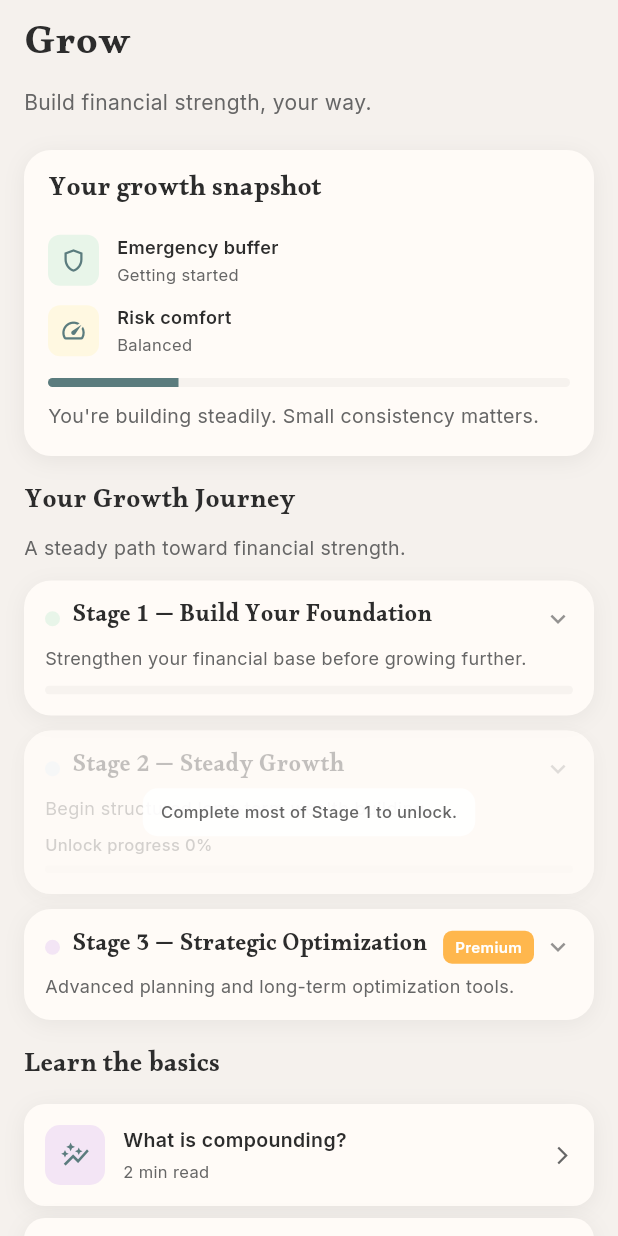
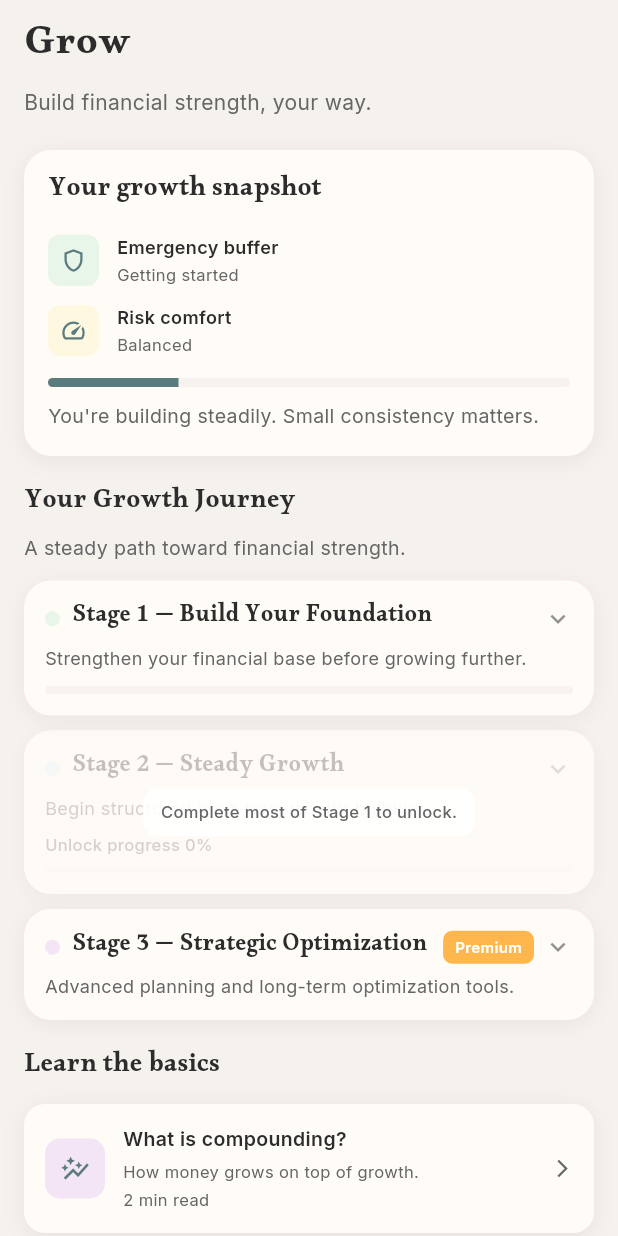
Before and after one commit to thisisouvik/PocketNest, a Flutter app: the GrowTab screen opened directly with empty values, on a phone screen of 412 x 824 dp. Run offline on Flutter 3.47's test engine with Material 3 defaults, Android fonts, the phone set to English and light mode, and no system bars; our stand-ins replace flutter_bloc, flutter_dotenv, flutter_svg, font_awesome_flutter, google_sign_in, sign_in_with_apple and 1 more; accounts and stored records are empty.

Commit message:
feat: Add descriptions to Learning Bite Cards for enhanced user understanding

```diff
--- a/lib/features/grow/screens/grow_screen.dart
+++ b/lib/features/grow/screens/grow_screen.dart
@@ -717,18 +717,21 @@ class _GrowTabState extends State<GrowTab> with TickerProviderStateMixin {
               const SizedBox(height: 10),
               _LearningBiteCard(
                 title: 'What is compounding?',
+                description: 'How money grows on top of growth.',
                 duration: '2 min read',
                 icon: Icons.auto_graph,
               ),
               const SizedBox(height: 8),
               _LearningBiteCard(
                 title: 'Why diversification protects you',
+                description: 'Spread risk so one dip matters less.',
                 duration: '3 min read',
                 icon: Icons.pie_chart_outline,
               ),
               const SizedBox(height: 8),
               _LearningBiteCard(
                 title: 'How risk changes with time',
+                description: 'Short vs long horizons feel different.',
                 duration: '2 min read',
                 icon: Icons.timeline,
               ),
@@ -907,11 +910,13 @@ class _GrowthSnapshotCard extends StatelessWidget {
 class _LearningBiteCard extends StatelessWidget {
   const _LearningBiteCard({
     required this.title,
+    required this.description,
     required this.duration,
     required this.icon,
   });
 
   final String title;
+  final String description;
   final String duration;
   final IconData icon;
 
@@ -961,6 +966,19 @@ class _LearningBiteCard extends StatelessWidget {
                       fontSize: 13,
                       fontWeight: FontWeight.w600,
                       color: AppTheme.textPrimary,
+                    ),
+                  ),
+                  const SizedBox(height: 4),
+                  Text(
+                    description,
+                    maxLines: 2,
+                    overflow: TextOverflow.ellipsis,
+                    style: const TextStyle(
+                      fontFamily: 'Inter',
+                      fontSize: 11,
+                      fontWeight: FontWeight.w400,
+                      color: AppTheme.textSecondary,
+                      height: 1.4,
                     ),
                   ),
                   const SizedBox(height: 4),
```
